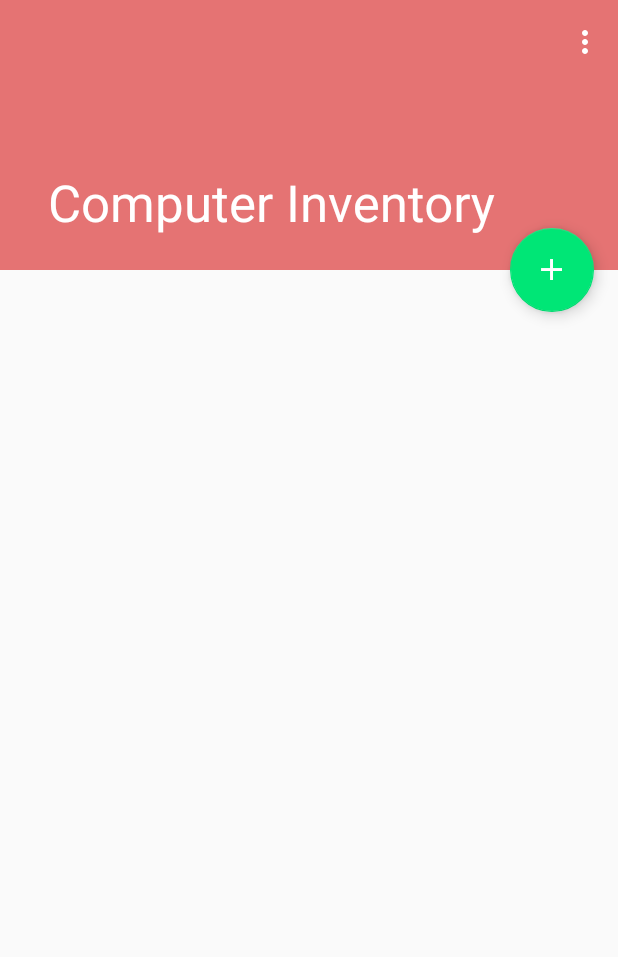
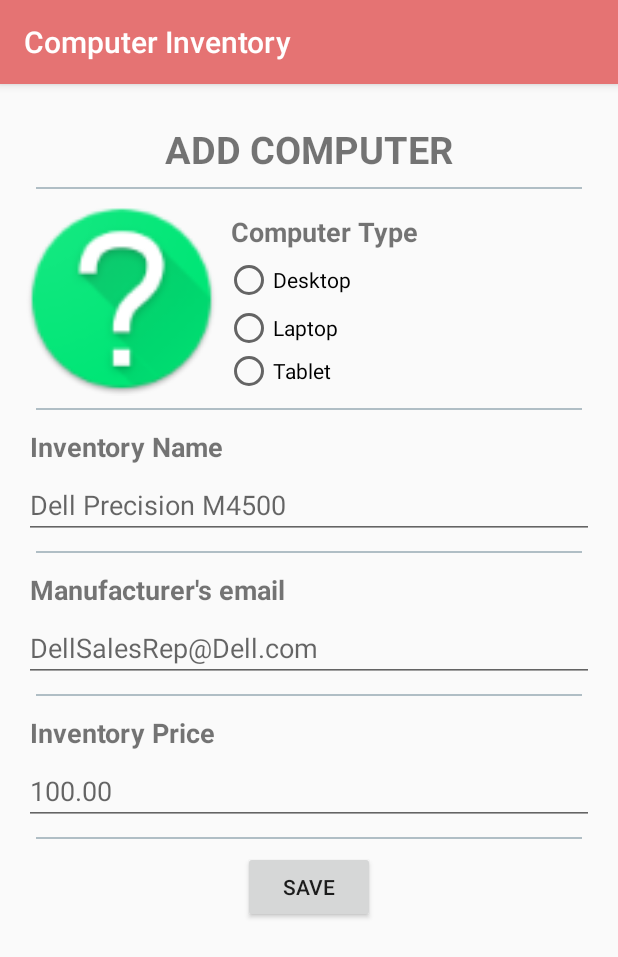
Before and after one commit to carlosgilsaenz/ComputerInventory, an Android app: the screen it shows after launch (InventoryActivity before the commit, AddActivity after it), after a tap on an icon or button, on a phone screen of 412 x 824 dp. Shown: the top 957 px of the screen. Run offline under Robolectric (Android 15) with nearby library versions, the phone set to English and light mode, and no system bars; our stand-ins replace ButterKnife.

Commit message:
1.5 Add Loadermanager and Intent for Add Activity

```diff
--- /dev/null
+++ b/app/src/main/java/com/example/android/computerinventory/AddActivity.java
@@ -0,0 +1,46 @@
+package com.example.android.computerinventory;
+
+import android.support.annotation.Nullable;
+import android.support.v7.app.AppCompatActivity;
+import android.os.Bundle;
+import android.widget.ImageView;
+import android.widget.RadioGroup;
+
+import butterknife.BindView;
+import butterknife.ButterKnife;
+import butterknife.OnCheckedChanged;
+import butterknife.OnClick;
+
+public class AddActivity extends AppCompatActivity {
+
+    @BindView(R.id.radio_group)
+    RadioGroup mRadioGroup;
+
+    @BindView(R.id.image_view)
+    ImageView mComputerImage;
+
+    @OnClick({R.id.radio_button_desktop, R.id.radio_button_laptop, R.id.radio_button_tablet})
+    public void updateComputerImage() {
+        int checkedButton = mRadioGroup.getCheckedRadioButtonId();
+
+        switch (checkedButton){
+            case R.id.radio_button_desktop:
+                mComputerImage.setImageResource(R.drawable.ic_desktop);
+                break;
+            case R.id.radio_button_laptop:
+                mComputerImage.setImageResource(R.drawable.ic_laptop);
+                break;
+            case R.id.radio_button_tablet:
+                mComputerImage.setImageResource(R.drawable.ic_tablet);
+                break;
+        }
+    }
+
+    @Override
+    protected void onCreate (Bundle savedInstanceState){
+        super.onCreate(savedInstanceState);
+        setContentView(R.layout.activity_add);
+
+        ButterKnife.bind(this);
+    }
+}
--- a/app/src/main/java/com/example/android/computerinventory/InventoryActivity.java
+++ b/app/src/main/java/com/example/android/computerinventory/InventoryActivity.java
@@ -1,16 +1,21 @@
 package com.example.android.computerinventory;
 
+import android.app.LoaderManager;
 import android.content.ContentUris;
 import android.content.ContentValues;
+import android.content.CursorLoader;
+import android.content.Intent;
+import android.content.Loader;
 import android.database.Cursor;
 import android.net.Uri;
 import android.os.Bundle;
 import android.provider.BaseColumns;
 import android.support.v7.app.AppCompatActivity;
+import android.support.v7.widget.LinearLayoutManager;
+import android.support.v7.widget.RecyclerView;
 import android.support.v7.widget.Toolbar;
 import android.view.Menu;
 import android.view.MenuItem;
-import android.widget.TextView;
 import android.widget.Toast;
 
 import com.example.android.computerinventory.Data.InventoryContract.inventoryEntry;
@@ -19,15 +24,22 @@ import butterknife.BindView;
 import butterknife.ButterKnife;
 import butterknife.OnClick;
 
-public class InventoryActivity extends AppCompatActivity {
+public class InventoryActivity extends AppCompatActivity implements LoaderManager.LoaderCallbacks<Cursor>{
+
+    private final static int INVENTORY_LOADER_ID = 0;
+
+    RecyclerAdapter mAdapter;
 
     @BindView(R.id.toolbar)
     Toolbar mToolbar;
 
+    @BindView(R.id.recycler_view)
+    RecyclerView mRecyclerView;
+
     @OnClick(R.id.fab)
     public void fabClicked(){
-        insertData();
-        displayData();
+        Intent intent = new Intent(this, AddActivity.class);
+        startActivity(intent);
     }
 
     @Override
@@ -40,7 +52,16 @@ public class InventoryActivity extends AppCompatActivity {
         //  Setup Toolbar, theme sets to noActionBar
         setSupportActionBar(mToolbar);
 
-        displayData();
+        //  Set adapter with null value
+        mAdapter = new RecyclerAdapter(this,null);
+
+        //  Set adapter to RecyclerView
+        mRecyclerView.setAdapter(mAdapter);
+
+        //  Set Layout for RecyclerView
+        mRecyclerView.setLayoutManager(new LinearLayoutManager(this));
+
+        getLoaderManager().initLoader(INVENTORY_LOADER_ID,null,this);
     }
 
     @Override
@@ -59,9 +80,8 @@ public class InventoryActivity extends AppCompatActivity {
 
         //noinspection SimplifiableIfStatement
         if (id == R.id.action_delete) {
+
             int rowsDeleted = getContentResolver().delete(inventoryEntry.CONTENT_URI,null,null);
-
-            displayData();
 
             Toast.makeText(this,"Number of Rows Deleted: " + rowsDeleted, Toast.LENGTH_SHORT).show();
 
@@ -88,10 +108,8 @@ public class InventoryActivity extends AppCompatActivity {
         }
     }
 
-    public void displayData(){
-
-        TextView textView = (TextView) findViewById(R.id.empty_text_view);
-
+    @Override
+    public Loader<Cursor> onCreateLoader(int id, Bundle args) {
         // projection of data to grab
         String[] projection = {
                 BaseColumns._ID,
@@ -100,27 +118,16 @@ public class InventoryActivity extends AppCompatActivity {
                 inventoryEntry.PRODUCT_QUANTITY,
                 inventoryEntry.PRODUCT_PRICE};
 
-        // Perform a query on the pets table
-        Cursor cursor = getContentResolver().query(inventoryEntry.CONTENT_URI,projection,null,null,null);
+        return new CursorLoader(this, inventoryEntry.CONTENT_URI, projection, null, null, null);
+    }
 
-        textView.setText("The Inventory contains " + cursor.getCount() + " items.\n\n");
+    @Override
+    public void onLoadFinished(Loader<Cursor> loader, Cursor data) {
+        mAdapter.swapCursor(data);
+    }
 
-        int indexName = cursor.getColumnIndex(inventoryEntry.PRODUCT_NAME);
-        int indexType = cursor.getColumnIndex(inventoryEntry.PRODUCT_TYPE);
-        int indexQuantity = cursor.getColumnIndex(inventoryEntry.PRODUCT_QUANTITY);
-        int indexPrice = cursor.getColumnIndex(inventoryEntry.PRODUCT_PRICE);
-
-        while(cursor.moveToNext()){
-
-            String stringName = cursor.getString(indexName);
-            int intType = cursor.getInt(indexType);
-            int intQuantity = cursor.getInt(indexQuantity);
-            int intPrice = cursor.getInt(indexPrice);
-
-            textView.append("Product name: " + stringName + "\n");
-            textView.append("Product Type: " + intType + "\n");
-            textView.append("Product Quantity: " + intQuantity + "\n");
-            textView.append("Product Price " +  intPrice + "\n\n");
-        }
+    @Override
+    public void onLoaderReset(Loader<Cursor> loader) {
+        mAdapter.swapCursor(null);
     }
 }
--- a/app/src/main/java/com/example/android/computerinventory/RecylcerAdapter.java
+++ b/app/src/main/java/com/example/android/computerinventory/RecyclerAdapter.java
@@ -2,6 +2,7 @@ package com.example.android.computerinventory;
 
 import android.content.Context;
 import android.database.Cursor;
+import android.graphics.drawable.Drawable;
 import android.support.v7.widget.CardView;
 import android.support.v7.widget.RecyclerView;
 import android.view.LayoutInflater;
@@ -18,12 +19,16 @@ import butterknife.ButterKnife;
  * Created by csaenz on 4/17/2017.
  */
 
-public class RecylcerAdapter extends RecyclerView.Adapter<RecylcerAdapter.CustomHolder>{
+public class RecyclerAdapter extends RecyclerView.Adapter<RecyclerAdapter.CustomHolder>{
+
+    private static final int RESOURCE_DESKTOP = 0;
+    private static final int RESOURCE_LAPTOP = 1;
+    private static final int RESOURCE_TABLET = 2;
 
     private Context mContext;
     private Cursor mCursor;
 
-    public RecylcerAdapter(Context context, Cursor cursor){
+    public RecyclerAdapter(Context context, Cursor cursor){
         mContext = context;
         mCursor = cursor;
     }
@@ -47,14 +52,36 @@ public class RecylcerAdapter extends RecyclerView.Adapter<RecylcerAdapter.Custom
         int titleIndex = mCursor.getColumnIndex(inventoryEntry.PRODUCT_NAME);
         String titleString = mCursor.getString(titleIndex);
 
+        int quantityIndex = mCursor.getColumnIndex(inventoryEntry.PRODUCT_QUANTITY);
+        String quantityString = Integer.toString(mCursor.getInt(quantityIndex));
+
+        int priceIndex = mCursor.getColumnIndex(inventoryEntry.PRODUCT_PRICE);
+        String priceString = Integer.toString(mCursor.getInt(priceIndex));
+
+        int imageIndex = mCursor.getColumnIndex(inventoryEntry.PRODUCT_TYPE);
+        int imageType = mCursor.getInt(imageIndex);
+
         //  Set contents on CardView
         TextView titleView = holder.titleView;
         titleView.setText(titleString);
+
+        TextView quantityView = holder.quantityView;
+        quantityView.setText(quantityString);
+
+        TextView priceView = holder.priceView;
+        priceView.setText(priceString);
+
+        ImageView imageView = holder.imageView;
+        setImageView(imageType, imageView);
     }
 
     @Override
     public int getItemCount() {
+        if(mCursor == null){
+            return 0;
+        } else {
         return mCursor.getCount();
+        }
     }
 
     // Custom View Holder
@@ -79,4 +106,26 @@ public class RecylcerAdapter extends RecyclerView.Adapter<RecylcerAdapter.Custom
             ButterKnife.bind(this, itemView);
         }
     }
+
+    private void setImageView(int number, ImageView view){
+        switch (number){
+            case RESOURCE_DESKTOP:
+                view.setImageResource(R.drawable.ic_desktop);
+                break;
+            case RESOURCE_LAPTOP:
+                view.setImageResource(R.drawable.ic_laptop);
+                break;
+            case RESOURCE_TABLET:
+                view.setImageResource(R.drawable.ic_tablet);
+                break;
+        }
+    }
+
+    public void swapCursor(Cursor cursor){
+        if(mCursor == cursor){
+             return;
+        }
+        mCursor = cursor;
+        this.notifyDataSetChanged();
+    }
 }
--- /dev/null
+++ b/app/src/main/res/layout/activity_add.xml
@@ -0,0 +1,157 @@
+<?xml version="1.0" encoding="utf-8"?>
+<ScrollView
+    xmlns:android="http://schemas.android.com/apk/res/android"
+    xmlns:tools="http://schemas.android.com/tools"
+    android:layout_width="match_parent"
+    android:layout_height="match_parent">
+
+    <LinearLayout
+        xmlns:android="http://schemas.android.com/apk/res/android"
+        xmlns:tools="http://schemas.android.com/tools"
+        android:orientation="vertical"
+        android:layout_width="match_parent"
+        android:layout_height="match_parent"
+        android:padding="16dp"
+        android:focusable="true"
+        android:focusableInTouchMode="true">
+
+        <TextView
+            android:layout_width="match_parent"
+            android:layout_height="wrap_content"
+            android:text="Add Computer"
+            android:textSize="25sp"
+            android:textAllCaps="true"
+            android:textStyle="bold"
+            android:gravity="center"
+            android:paddingTop="10dp"/>
+
+        <View
+            android:layout_margin="8dp"
+            android:layout_width="match_parent"
+            android:layout_height="1dp"
+            android:background="@color/colorText"/>
+
+        <RelativeLayout
+            android:layout_width="match_parent"
+            android:layout_height="wrap_content">
+
+            <ImageView
+                android:id="@+id/image_view"
+                android:layout_width="130dp"
+                android:layout_height="130dp"
+                android:src="@drawable/ic_question_mark"/>
+
+            <LinearLayout
+                android:layout_toRightOf="@+id/image_view"
+                android:layout_width="match_parent"
+                android:layout_height="130dp"
+                android:orientation="vertical"
+                android:padding="4dp">
+
+                <TextView
+                    android:layout_width="wrap_content"
+                    android:layout_height="wrap_content"
+                    android:text="Computer Type"
+                    android:textSize="18sp"
+                    android:textStyle="bold"
+                    android:padding="4dp"/>
+                <RadioGroup
+                    android:id="@+id/radio_group"
+                    android:layout_width="wrap_content"
+                    android:layout_height="wrap_content">
+
+                    <RadioButton
+                        android:id="@+id/radio_button_desktop"
+                        android:layout_width="wrap_content"
+                        android:layout_height="wrap_content"
+                        android:text="Desktop"/>
+
+                    <RadioButton
+                        android:id="@+id/radio_button_laptop"
+                        android:layout_width="wrap_content"
+                        android:layout_height="wrap_content"
+                        android:text="Laptop"/>
+
+                    <RadioButton
+                        android:id="@+id/radio_button_tablet"
+                        android:layout_width="wrap_content"
+                        android:layout_height="wrap_content"
+                        android:text="Tablet"/>
+
+                </RadioGroup>
+            </LinearLayout>
+        </RelativeLayout>
+
+        <View
+            android:layout_margin="8dp"
+            android:layout_width="match_parent"
+            android:layout_height="1dp"
+            android:background="@color/colorText"/>
+        <TextView
+            android:layout_width="match_parent"
+            android:layout_height="wrap_content"
+            android:text="Inventory Name"
+            android:textSize="18sp"
+            android:textStyle="bold"
+            android:padding="4dp"/>
+
+        <EditText
+            android:layout_width="match_parent"
+            android:layout_height="wrap_content"
+            android:hint="Dell Precision M4500"/>
+
+        <View
+            android:layout_margin="8dp"
+            android:layout_width="match_parent"
+            android:layout_height="1dp"
+            android:background="@color/colorText"/>
+
+        <TextView
+            android:layout_width="match_parent"
+            android:layout_height="wrap_content"
+            android:text="Manufacturer's email"
+            android:textSize="18sp"
+            android:textStyle="bold"
+            android:padding="4dp"/>
+
+        <EditText
+            android:layout_width="match_parent"
+            android:layout_height="wrap_content"
+            android:hint="DellSalesRep@Dell.com"/>
+
+        <View
+            android:layout_margin="8dp"
+            android:layout_width="match_parent"
+            android:layout_height="1dp"
+            android:background="@color/colorText"/>
+
+        <TextView
+            android:layout_width="match_parent"
+            android:layout_height="wrap_content"
+            android:text="Inventory Price"
+            android:textSize="18sp"
+            android:textStyle="bold"
+            android:padding="4dp"/>
+
+        <EditText
+            android:layout_width="match_parent"
+            android:layout_height="wrap_content"
+            android:inputType="numberDecimal"
+            android:hint="100.00"/>
+
+        <View
+            android:layout_margin="8dp"
+            android:layout_width="match_parent"
+            android:layout_height="1dp"
+            android:background="@color/colorText"/>
+
+        <Button
+            android:layout_gravity="center"
+            android:layout_width="wrap_content"
+            android:layout_height="wrap_content"
+            android:gravity="center"
+            android:text="Save"/>
+
+    </LinearLayout>
+
+</ScrollView>
--- a/app/src/main/res/layout/cardview_item.xml
+++ b/app/src/main/res/layout/cardview_item.xml
@@ -24,11 +24,11 @@
             android:layout_height="wrap_content"
             android:background="@color/colorPrimary">
 
-            <android.support.v4.widget.CircleImageView
+            <ImageView
                 android:layout_width="100dp"
                 android:layout_height="100dp"
                 android:id="@+id/image_computer_type"
-                android:src="@drawable/ic_laptop" />
+                tools:src="@drawable/ic_desktop"/>
 
             <TextView
                 android:id="@+id/text_title"
--- a/app/src/main/res/layout/content_inventory.xml
+++ b/app/src/main/res/layout/content_inventory.xml
@@ -9,18 +9,16 @@
     tools:context="com.example.android.computerinventory.InventoryActivity"
     tools:showIn="@layout/activity_inventory">
 
-    <TextView
-        android:id="@+id/empty_text_view"
+    <!--<TextView-->
+        <!--android:id="@+id/empty_text_view"-->
+        <!--android:layout_width="match_parent"-->
+        <!--android:layout_height="match_parent" />-->
+
+    <android.support.v7.widget.RecyclerView
+        android:id="@+id/recycler_view"
+        android:scrollbars="vertical"
         android:layout_width="match_parent"
-        android:layout_height="match_parent" />
-
-    <!--<android.support.v7.widget.RecyclerView-->
-        <!--android:id="@+id/recycler_view"-->
-        <!--android:scrollbars="vertical"-->
-        <!--android:layout_width="match_parent"-->
-        <!--android:layout_height="match_parent"-->
-        <!--app:layout_behavior="@string/appbar_scrolling_view_behavior"-->
-        <!--&gt;-->
-    <!--</android.support.v7.widget.RecyclerView>-->
+        android:layout_height="match_parent"
+        app:layout_behavior="@string/appbar_scrolling_view_behavior"/>
 
 </android.support.v4.widget.NestedScrollView>
--- /dev/null
+++ b/app/src/main/res/values-w820dp/dimens.xml
@@ -0,0 +1,6 @@
+<resources>
+    <!-- Example customization of dimensions originally defined in res/values/dimens.xml
+         (such as screen margins) for screens with more than 820dp of available width. This
+         would include 7" and 10" devices in landscape (~960dp and ~1280dp respectively). -->
+    <dimen name="activity_horizontal_margin">64dp</dimen>
+</resources>
--- a/app/src/main/res/values/dimens.xml
+++ b/app/src/main/res/values/dimens.xml
@@ -2,4 +2,7 @@
     <dimen name="app_bar_height">180dp</dimen>
     <dimen name="fab_margin">16dp</dimen>
     <dimen name="text_margin">16dp</dimen>
+    <!-- Default screen margins, per the Android Design guidelines. -->
+    <dimen name="activity_horizontal_margin">16dp</dimen>
+    <dimen name="activity_vertical_margin">16dp</dimen>
 </resources>
```
Also changed, not shown: app/src/main/AndroidManifest.xml (+7 -0 lines), app/src/main/java/com/example/android/computerinventory/Data/InventoryProvider.java (+12 -0 lines), app/src/main/res/drawable-hdpi/ic_question_mark.png (added), app/src/main/res/drawable-mdpi/ic_question_mark.png (added), app/src/main/res/drawable-xhdpi/ic_question_mark.png (added), app/src/main/res/drawable-xxhdpi/ic_question_mark.png (added), app/src/main/res/drawable-xxxhdpi/ic_question_mark.png (added).
